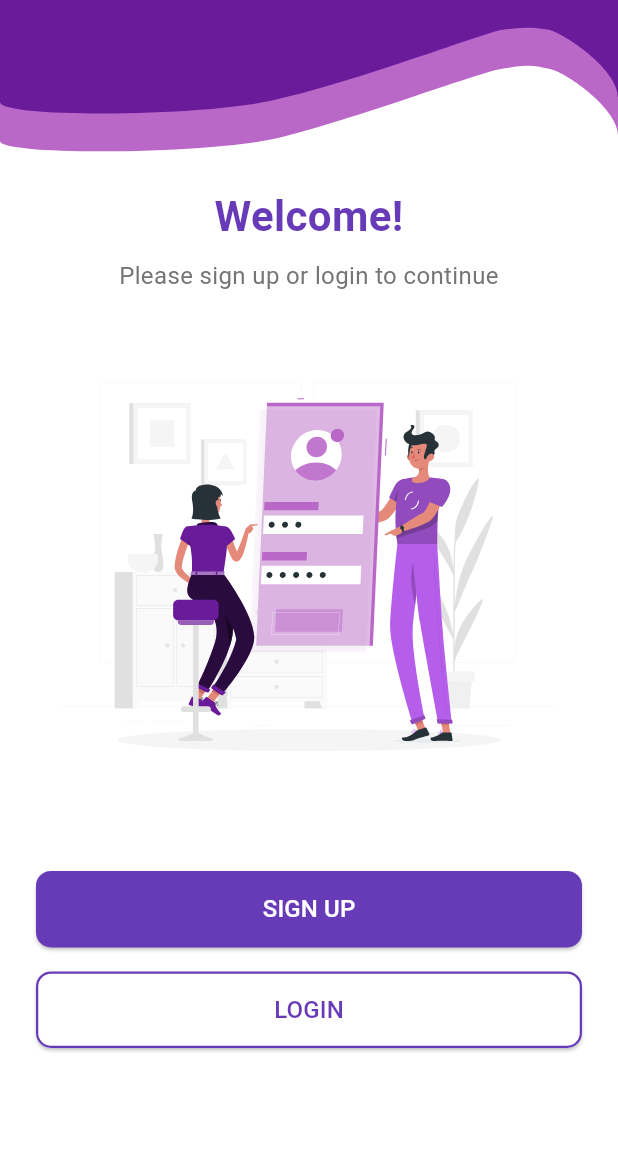
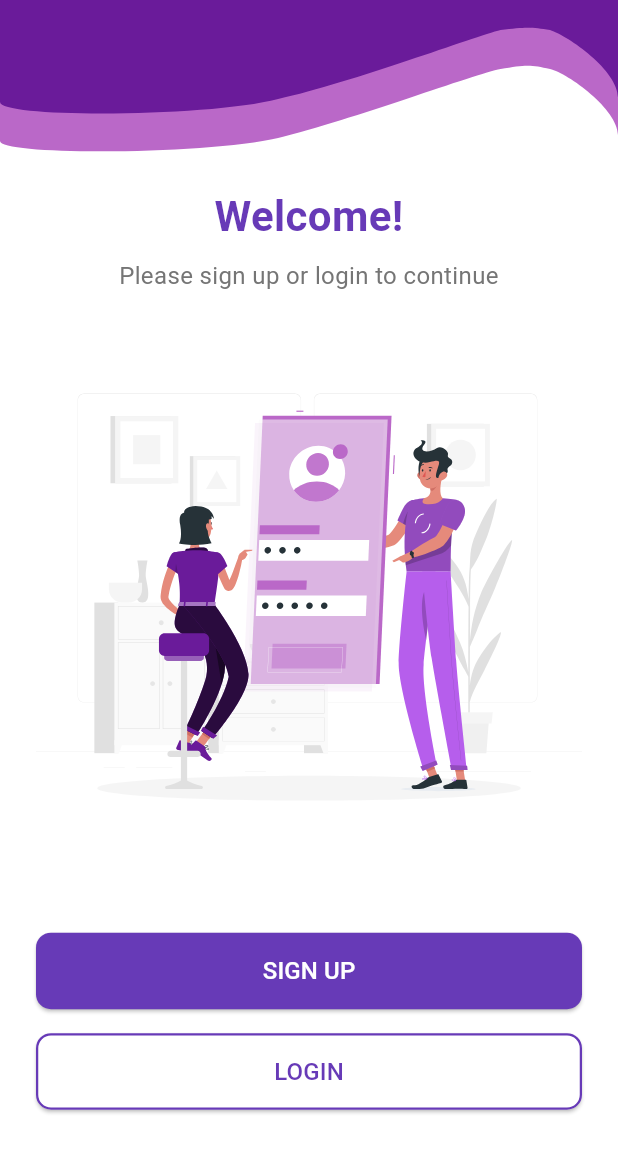
Before and after one commit to anndeviant/tpm_teori_t3, a Flutter app: the screen it shows after launch, on a phone screen of 412 x 824 dp. Shown: the top 1153 px of the screen. Run offline on Flutter 3.47's test engine with Material 3 defaults, Android fonts, the phone set to English and light mode, and no system bars; our stand-ins replace curved_navigation_bar, firebase_auth, firebase_core, flutter_svg, internet_connection_checker, lottie; accounts and stored records are empty.

Commit message:
mengatur ukuran gambar

```diff
--- a/lib/auth/landing_screen.dart
+++ b/lib/auth/landing_screen.dart
@@ -57,7 +57,7 @@ class _LandingScreenState extends State<LandingScreen> {
                   children: [
                     SvgPicture.asset(
                       "assets/svg/login.svg",
-                      height: screenHeight * 0.4,
+                      height: screenHeight * 0.45,
                     ),
                     const SizedBox(height: 32),
 
```
